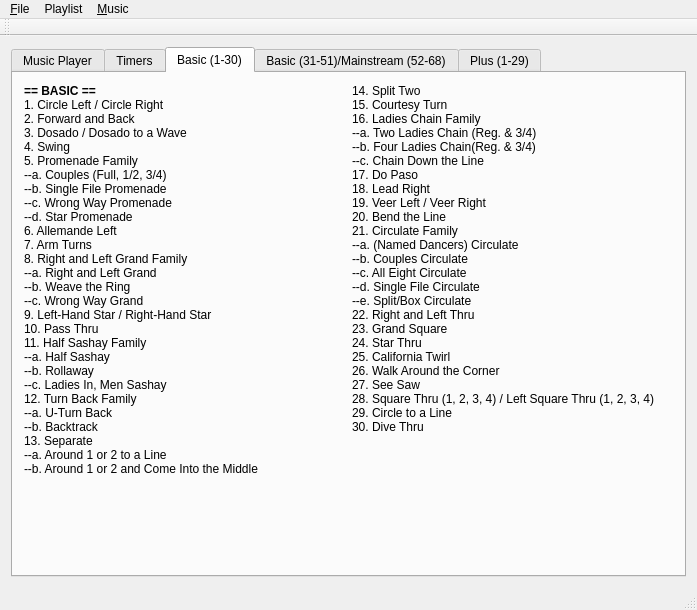
Above: SquareDesk-DEV/test123/mainwindow.ui from mpogue2/SquareDesk before the change. Below: the same form after it.
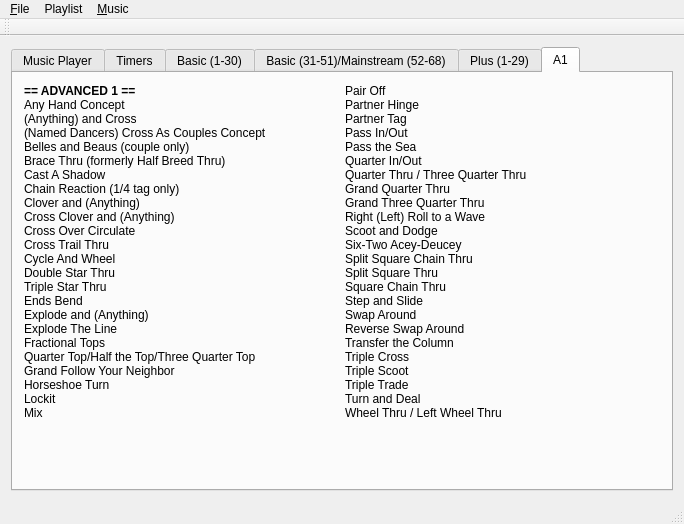
That is the form after the change. The open tabs and pages were chosen to show the change. Custom widgets are drawn as their Qt base class.

Commit message:
Added Callerlab A1 List tab, tweaked font sizes
Font sizes for MacOS X and Windows are now more readable in Callerlab List tabs and Preferences dialog.  Also tweaked the initial window size to make it a bit more compact (better yet: we should remember the last user-set window size in QSettings at some point).

```diff
--- a/SquareDesk-DEV/test123/mainwindow.ui
+++ b/SquareDesk-DEV/test123/mainwindow.ui
@@ -6,8 +6,8 @@
    <rect>
     <x>0</x>
     <y>0</y>
-    <width>697</width>
-    <height>610</height>
+    <width>684</width>
+    <height>475</height>
    </rect>
   </property>
   <property name="windowTitle">
@@ -1230,6 +1230,37 @@
         </item>
        </layout>
       </widget>
+      <widget class="QWidget" name="A1Tab">
+       <attribute name="title">
+        <string>A1</string>
+       </attribute>
+       <layout class="QGridLayout" name="gridLayout_12">
+        <item row="0" column="0">
+         <layout class="QGridLayout" name="gridLayout_11">
+          <item row="0" column="0">
+           <widget class="QLabel" name="A1Label1">
+            <property name="text">
+             <string>&lt;html&gt;&lt;head/&gt;&lt;body&gt;&lt;p&gt;&lt;span style=&quot;font-weight:600;&quot;&gt;== ADVANCED 1 ==&lt;/span&gt;&lt;span style=&quot;&quot;&gt;&lt;br/&gt;Any Hand Concept&lt;br/&gt;(Anything) and Cross&lt;br/&gt;(Named Dancers) Cross As Couples Concept&lt;br/&gt;Belles and Beaus (couple only)&lt;br/&gt;Brace Thru (formerly Half Breed Thru)&lt;br/&gt;Cast A Shadow&lt;br/&gt;Chain Reaction (1/4 tag only)&lt;br/&gt;Clover and (Anything)&lt;br/&gt;Cross Clover and (Anything) &lt;br/&gt;Cross Over Circulate&lt;br/&gt;Cross Trail Thru&lt;br/&gt;Cycle And Wheel&lt;br/&gt;Double Star Thru&lt;br/&gt;Triple Star Thru &lt;br/&gt;Ends Bend&lt;br/&gt;Explode and (Anything)&lt;br/&gt;Explode The Line&lt;br/&gt;Fractional Tops&lt;br/&gt;Quarter Top/Half the Top/Three Quarter Top&lt;br/&gt;Grand Follow Your Neighbor &lt;br/&gt;Horseshoe Turn&lt;br/&gt;Lockit&lt;br/&gt;Mix&lt;br/&gt;&lt;/span&gt;&lt;/p&gt;&lt;/body&gt;&lt;/html&gt;</string>
+            </property>
+            <property name="alignment">
+             <set>Qt::AlignLeading|Qt::AlignLeft|Qt::AlignTop</set>
+            </property>
+           </widget>
+          </item>
+          <item row="0" column="1">
+           <widget class="QLabel" name="A1Label2">
+            <property name="text">
+             <string>&lt;html&gt;&lt;head/&gt;&lt;body&gt;&lt;p&gt;&lt;span style=&quot;&quot;&gt;Pair Off&lt;br/&gt;Partner Hinge&lt;br/&gt;Partner Tag&lt;br/&gt;Pass In/Out&lt;br/&gt;Pass the Sea&lt;br/&gt;Quarter In/Out&lt;br/&gt;Quarter Thru / Three Quarter Thru&lt;br/&gt;Grand Quarter Thru&lt;br/&gt;Grand Three Quarter Thru&lt;br/&gt;Right (Left) Roll to a Wave &lt;br/&gt;Scoot and Dodge&lt;br/&gt;Six-Two Acey-Deucey &lt;br/&gt;Split Square Chain Thru &lt;br/&gt;Split Square Thru&lt;br/&gt;Square Chain Thru&lt;br/&gt;Step and Slide&lt;br/&gt;Swap Around&lt;br/&gt;Reverse Swap Around&lt;br/&gt;Transfer the Column&lt;br/&gt;Triple Cross&lt;br/&gt;Triple Scoot&lt;br/&gt;Triple Trade&lt;br/&gt;Turn and Deal&lt;br/&gt;Wheel Thru / Left Wheel Thru&lt;br/&gt;&lt;/span&gt;&lt;/p&gt;&lt;/body&gt;&lt;/html&gt;</string>
+            </property>
+            <property name="alignment">
+             <set>Qt::AlignLeading|Qt::AlignLeft|Qt::AlignTop</set>
+            </property>
+           </widget>
+          </item>
+         </layout>
+        </item>
+       </layout>
+      </widget>
      </widget>
     </item>
    </layout>
@@ -1239,7 +1270,7 @@
     <rect>
      <x>0</x>
      <y>0</y>
-     <width>697</width>
+     <width>684</width>
      <height>22</height>
     </rect>
    </property>
```
Left out of the diff: 2 changed lines with no effect on the pictures. The commit also changes 3 other files.
